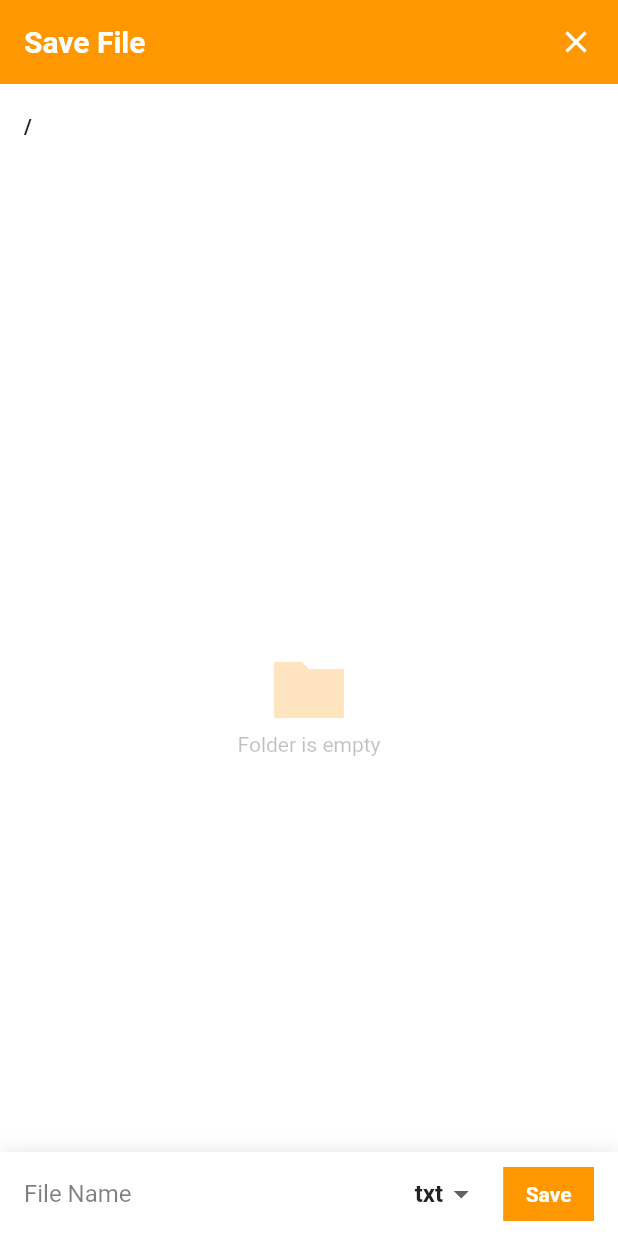
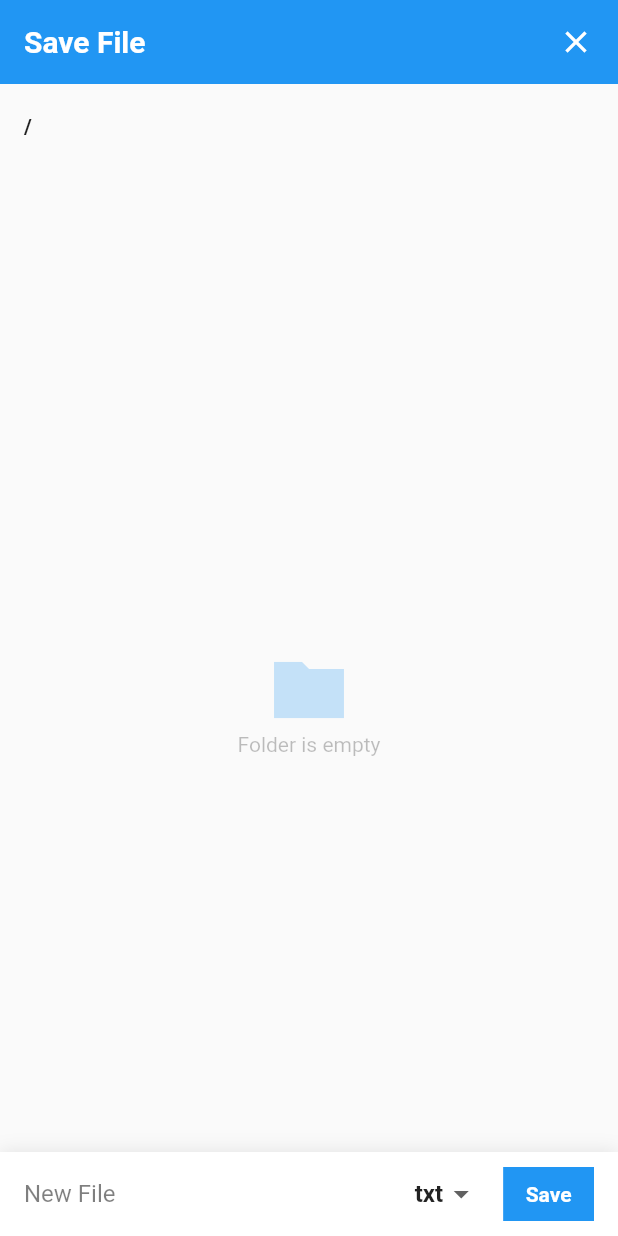
Before and after one commit to Nialixus/filesaverz, a Flutter app: the screen it shows after launch, after a tap on "Browse", on a phone screen of 412 x 824 dp. Run offline on Flutter 3.47's test engine with Material 2 defaults, Android fonts, the phone set to English and light mode, and no system bars; our stand-ins replace permission_handler; statements that could not run were skipped.

Commit message:
Finish Documentation

```diff
--- a/example/lib/main.dart
+++ b/example/lib/main.dart
@@ -18,22 +18,23 @@ class MyApp extends StatelessWidget {
         child: Material(
           color: Colors.blue,
           child: InkWell(
-              onTap: () async {
-                var result = await FileSaver.builder(
-                        initialFileName: 'File Name',
-                        style: FileSaverStyle(primaryColor: Colors.orange),
-                        fileTypes: const ['txt'])
-                    .writeAsString('Coba', context: context);
-
-                print(result);
+            onTap: () {
+              FileSaver(
+                initialFileName: 'New File',
+                fileTypes: const ['txt'],
+              ).writeAsString('Hello World', context: context);
             },
             child: const Padding(
               padding: EdgeInsets.all(10),
               child: Text(
                 'Browse',
                 style: TextStyle(
-                        color: Colors.white, fontWeight: FontWeight.bold),
-                  ))),
+                  color: Colors.white,
+                  fontWeight: FontWeight.bold,
+                ),
+              ),
+            ),
+          ),
         ),
       ),
     );
--- a/lib/widgets/body.dart
+++ b/lib/widgets/body.dart
@@ -1,5 +1,6 @@
 import 'dart:io';
 import 'package:flutter/material.dart';
+
 import '../addons/bytesconverter.dart';
 import '../addons/characterlimiter.dart';
 import '../addons/datesconverter.dart';
@@ -7,6 +8,7 @@ import '../addons/confirmationdialogue.dart';
 import '../filesaver.dart';
 import '../state/filesaverstate.dart';
 
+/// Default body [Widget] of [FileSaver].
 Widget body(
     {required BuildContext context,
     required FileSaverState state,
@@ -27,6 +29,7 @@ Widget body(
   );
 }
 
+/// This display the current address of path we're at.
 Widget address(BuildContext context, String directoryPath, FileSaverState state,
         TextStyle secondaryTextStyle) =>
     Container(
@@ -83,6 +86,7 @@ Widget address(BuildContext context, String directoryPath, FileSaverState state,
             ),
     );
 
+/// This [Widget] will be displayed if list of [FileSystemEntity] is empty.
 Widget empty(Color primaryColor, TextStyle secondaryTextStyle) => Expanded(
       child: Column(
         mainAxisAlignment: MainAxisAlignment.center,
@@ -103,6 +107,7 @@ Widget empty(Color primaryColor, TextStyle secondaryTextStyle) => Expanded(
       ),
     );
 
+/// This [Widget] will be displayed if list of [FileSystemEntity] is not empty.
 Widget notEmpty(FileSaverState state, Color primaryColor, Color secondaryColor,
         TextStyle secondaryTextStyle) =>
     Expanded(
--- a/lib/widgets/header.dart
+++ b/lib/widgets/header.dart
@@ -2,7 +2,9 @@ import 'package:flutter/material.dart';
 import '../filesaver.dart';
 import '../state/filesaverstate.dart';
 
-///Default header for [FileSaver].
+/// Default header for [FileSaver].
+///
+/// This [Widget] only displaying title and close button.
 Widget header({
   required BuildContext context,
   required FileSaverState state,
--- a/pubspec.yaml
+++ b/pubspec.yaml
@@ -1,5 +1,5 @@
 name: filesaver
-description: A library to browse folder and save file for flutter.
+description: A package that makes it easy for user to browse folder and save file.
 version: 1.0.0
 homepage: https://github.com/Nialixus/filesaver.git
 
```
Also changed, not shown: lib/filesaver.dart (+9 -7 lines), lib/widgets/footer.dart (+6 -1 lines). Lines whose indentation alone changed are shown as unchanged.
